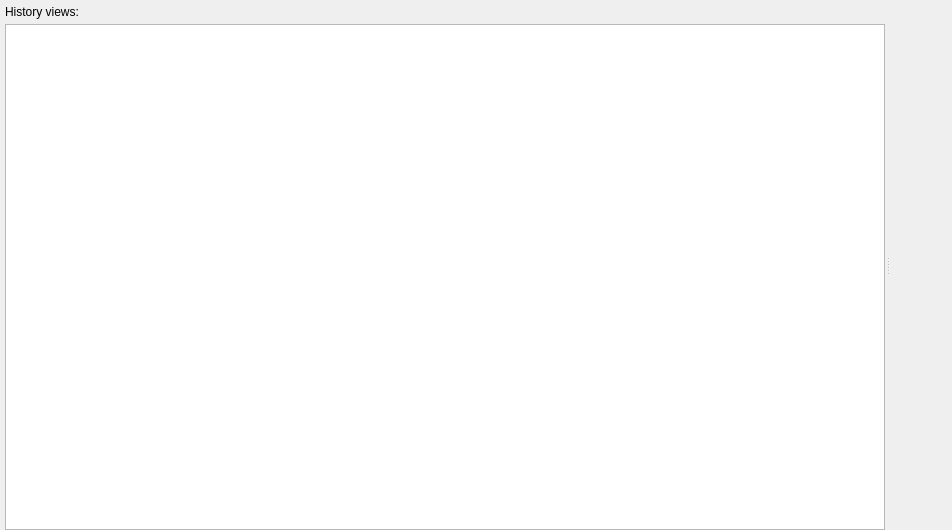
This is nicos/clients/gui/panels/history.ui in mlz-ictrl/nicos as Qt 5 draws it before an edit. The edited form follows.
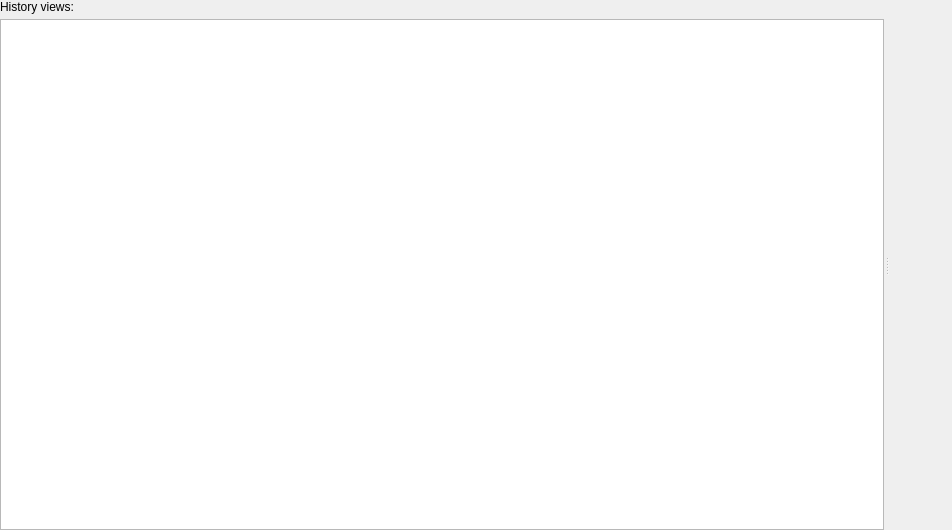
This is the edited form. Icons and pictures are not drawn.

Commit message:
GUI: improve margins and tab widget styling
Makes the whole style more compact, especially with nested tab widgets
in the JCNS gui config.

What changed in the file:
```diff
--- a/nicos/clients/gui/panels/history.ui
+++ b/nicos/clients/gui/panels/history.ui
@@ -37,16 +37,7 @@
        <property name="spacing">
         <number>5</number>
        </property>
-       <property name="leftMargin">
-        <number>5</number>
-       </property>
-       <property name="topMargin">
-        <number>5</number>
-       </property>
-       <property name="rightMargin">
-        <number>0</number>
-       </property>
-       <property name="bottomMargin">
+       <property name="margin">
         <number>0</number>
        </property>
        <item>
```
The commit also changes 9 other files.
